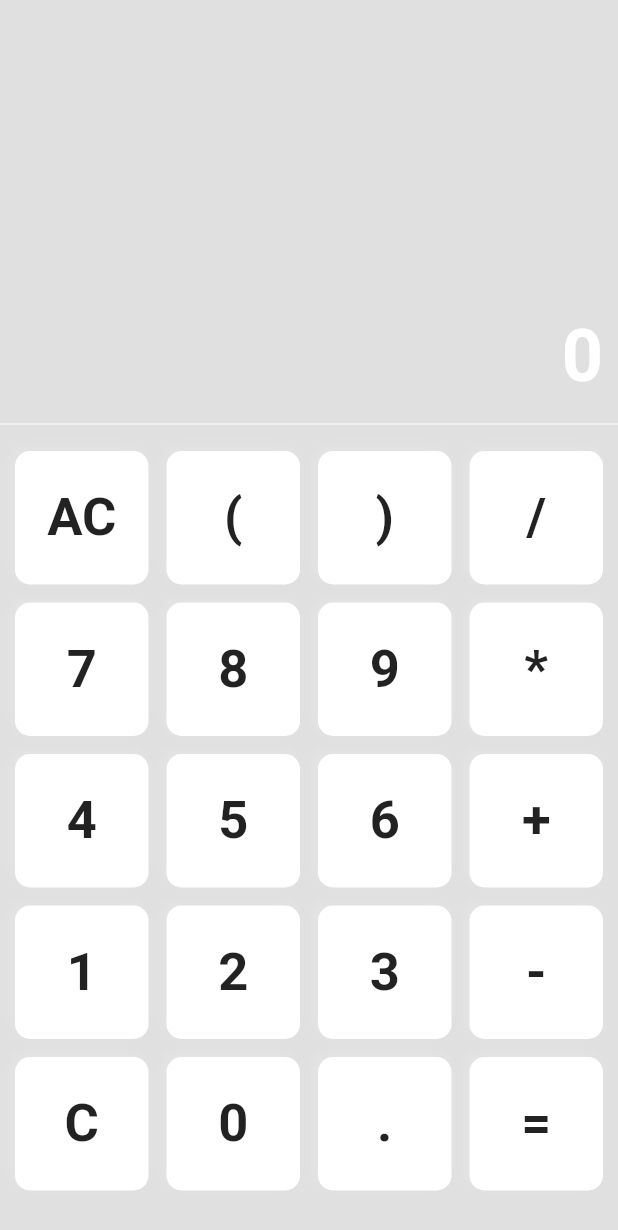
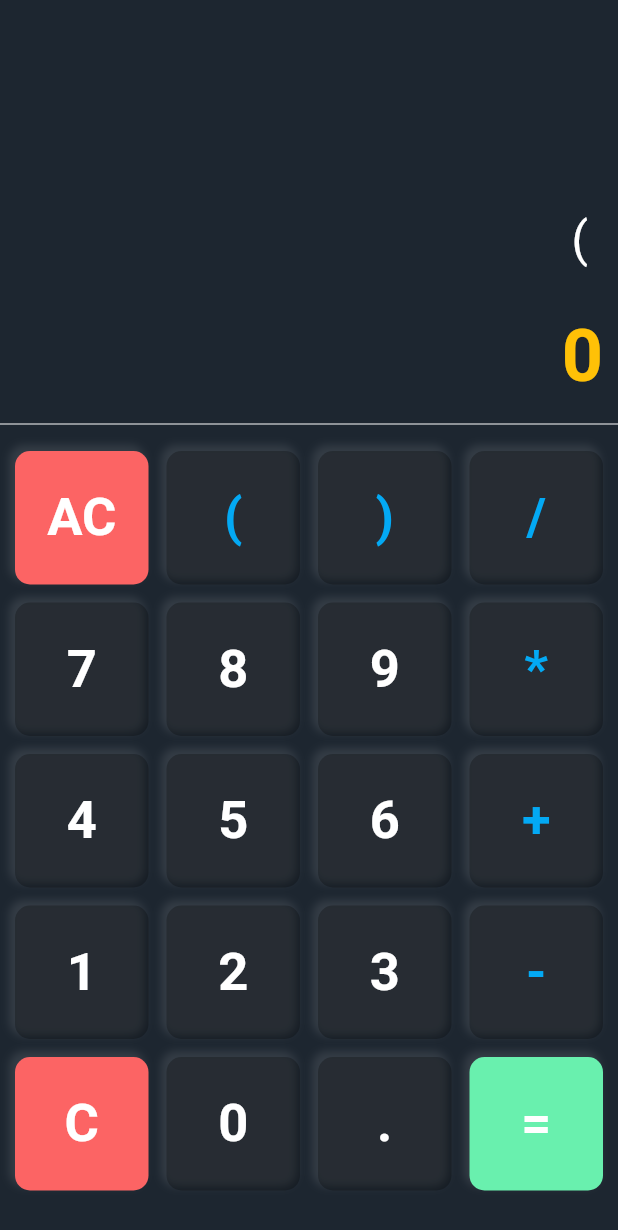
Before and after one commit to NormanRomero06/Calculadora-Flutter, a Flutter app: the screen it shows after launch, after a tap on an icon or button, on a phone screen of 412 x 824 dp. Shown: the top 1230 px of the screen. Run offline on Flutter 3.47's test engine with Material 2 defaults, Android fonts, the phone set to English and light mode, and no system bars; our stand-ins replace math_expressions.

Commit message:
Funcionalidad lista

```diff
--- a/lib/presentation/Screen/calculator_screen.dart
+++ b/lib/presentation/Screen/calculator_screen.dart
@@ -1,4 +1,5 @@
 import 'package:flutter/material.dart';
+import 'package:math_expressions/math_expressions.dart';
 
 class Calculator extends StatefulWidget {
   @override
@@ -35,8 +36,9 @@ class _CalculatorState extends State<Calculator> {
   @override
   Widget build(BuildContext context) {
     return Scaffold(
-      backgroundColor: Colors.black12,
-      body: Column(children: [
+      backgroundColor: Color(0xFF1d2630),
+      body: Column(
+        children: [
           SizedBox(
             height: MediaQuery.of(context).size.height / 3,
             child: Column(mainAxisAlignment: MainAxisAlignment.end, children: [
@@ -53,22 +55,26 @@ class _CalculatorState extends State<Calculator> {
                 alignment: Alignment.centerRight,
                 child: Text(
                   result,
-                style: TextStyle(fontSize: 48, color: Colors.white, fontWeight: FontWeight.bold),
+                  style: TextStyle(
+                      fontSize: 48,
+                      color: Colors.amber,
+                      fontWeight: FontWeight.bold),
                 ),
               )
             ]),
           ),
           Divider(color: Colors.white),
-        Expanded(child: Container(
+          Expanded(
+            child: Container(
               padding: EdgeInsets.all(10),
               child: GridView.builder(
-            itemCount:  buttonList.length,
+                itemCount: buttonList.length,
                 gridDelegate: SliverGridDelegateWithFixedCrossAxisCount(
                   crossAxisCount: 4,
                   crossAxisSpacing: 12,
                   mainAxisSpacing: 12,
                 ),
-            itemBuilder: (BuildContext context, int index){
+                itemBuilder: (BuildContext context, int index) {
                   return Custombutton(buttonList[index]);
                 },
               ),
@@ -78,13 +84,18 @@ class _CalculatorState extends State<Calculator> {
       ),
     );
   }
- Widget Custombutton(String text){
+
+  Widget Custombutton(String text) {
     return InkWell(
       splashColor: Colors.black12,
-onTap: (){},
+      onTap: () {
+        setState(() {
+          handleButtons(text);
+        });
+      },
       child: Ink(
         decoration: BoxDecoration(
-    color: Colors.white,
+          color: getBColor(text),
           borderRadius: BorderRadius.circular(10),
           boxShadow: [
             BoxShadow(
@@ -96,8 +107,10 @@ child: Ink(
           ],
         ),
         child: Center(
-    child: Text(text,
+          child: Text(
+            text,
             style: TextStyle(
+              color: getColor(text),
               fontSize: 35,
               fontWeight: FontWeight.bold,
             ),
@@ -105,12 +118,70 @@ child: Ink(
         ),
       ),
     );
+  }
+
+  getColor(String text) {
+    if (text == "/" ||
+        text == "*" ||
+        text == "+" ||
+        text == "-" ||
+        //   text == "=" ||
+        text == "(" ||
+        text == ")") {
+      return Colors.lightBlue;
+    }
+    return Colors.white;
+  }
+
+  getBColor(String text) {
+    if (text == "AC" || text == "C") {
+      return Color.fromARGB(255, 252, 100, 100);
+    }
+    if (text == "=") {
+      return Colors.greenAccent;
+    }
+    return Colors.black26;
+  }
+
+  void handleButtons(String text) {
+    if (text == "AC") {
+      userInput = "";
+      result = "0";
+      return;
+    }
+    if (text == "C") {
+      if (userInput.isNotEmpty) {
+        userInput = userInput.substring(0, userInput.length - 1);
+        return;
+      } else {
+        return;
+      }
+    }
+
+    if(text == "="){
+      result = calculate();
+      userInput = result;
+         if(userInput.endsWith(".0")){
+        userInput = userInput.replaceAll(".0", "");
+         }
+      if(result.endsWith(".0")){
+        result = result.replaceAll(".0", "");
+        return;
+      }
+    }
+
+    userInput = userInput +text;
 
   }
 
-
-
-
-
+  String calculate() {
+    try{
+    var exp = Parser().parse(userInput);
+    var evaluation = exp.evaluate(EvaluationType.REAL, ContextModel());
+    return evaluation.toString();
+    }catch(e){
+      return "Error";
+    }
 
   }
+}
--- a/pubspec.yaml
+++ b/pubspec.yaml
@@ -35,6 +35,7 @@ dependencies:
   # The following adds the Cupertino Icons font to your application.
   # Use with the CupertinoIcons class for iOS style icons.
   cupertino_icons: ^1.0.2
+  math_expressions: ^2.4.0
 
 dev_dependencies:
   flutter_test:
```
Also changed, not shown: pubspec.lock. Lines whose indentation alone changed are shown as unchanged.
